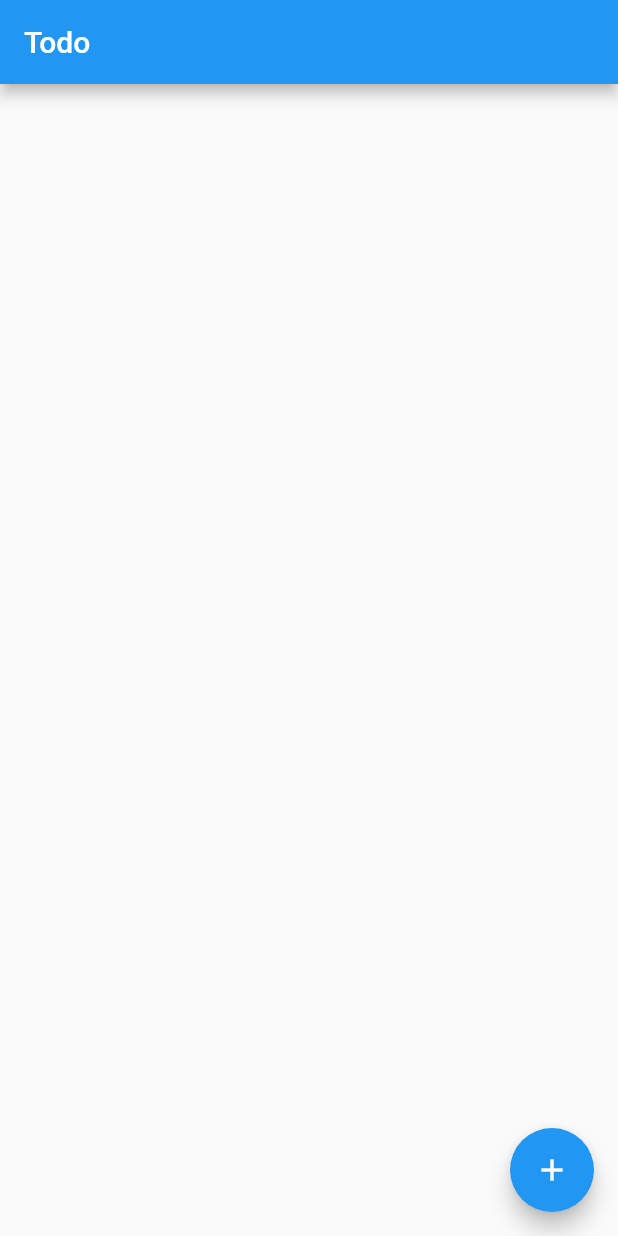
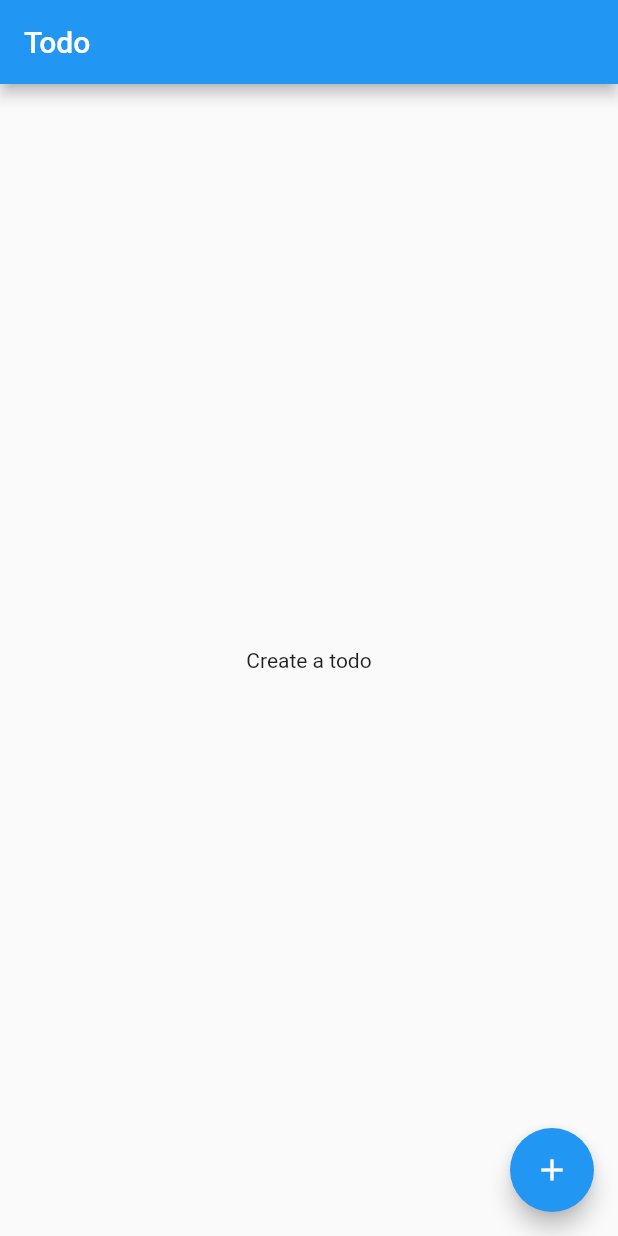
Before and after one commit to albinpk/flutter-todo, a Flutter app: the screen it shows after launch, on a phone screen of 412 x 824 dp. Run offline on Flutter 3.47's test engine with Material 2 defaults, Android fonts, the phone set to English and light mode, and no system bars; our stand-ins replace equatable, flutter_bloc.

Commit message:
feat(todo): shows info text if todos list is empty

```diff
--- a/000-todo/lib/pages/todo_page.dart
+++ b/000-todo/lib/pages/todo_page.dart
@@ -26,6 +26,12 @@ class TodoView extends StatelessWidget {
   Widget build(BuildContext context) {
     return BlocBuilder<TodoCubit, TodoState>(
       builder: (context, state) {
+        if (state.todos.isEmpty) {
+          return const Center(
+            child: Text('Create a todo'),
+          );
+        }
+
         return ListView.builder(
           itemCount: state.todos.length,
           itemBuilder: (context, i) {
```
